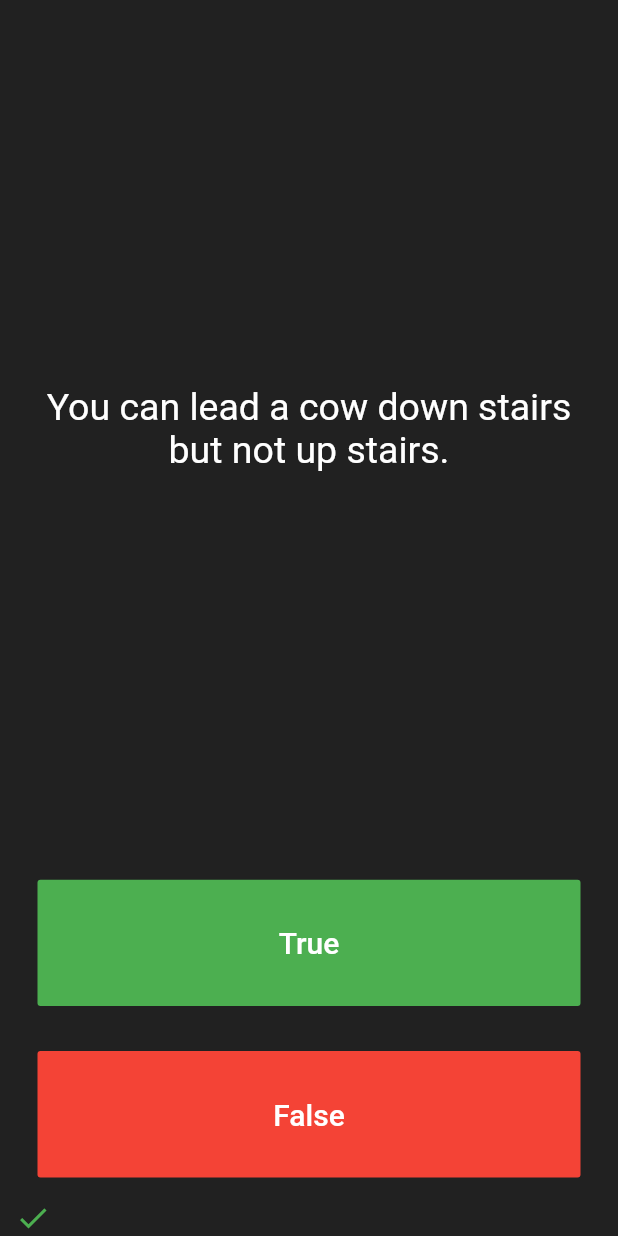
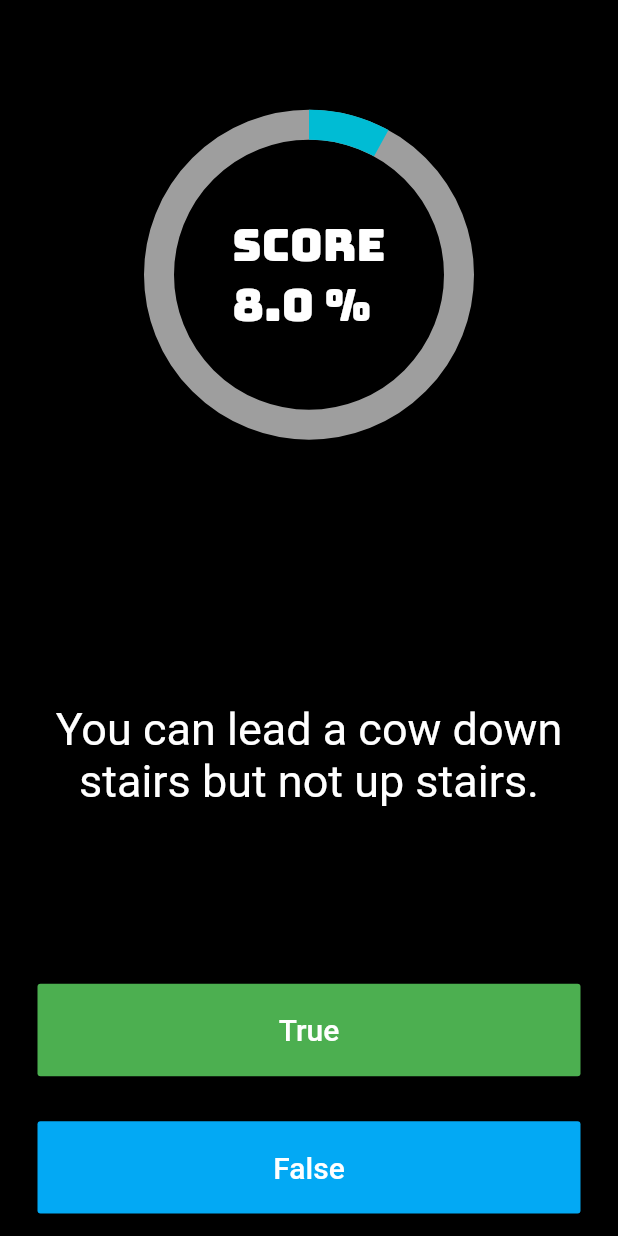
Before and after one commit to frankmaayn/flutter_projects, a Flutter app: the screen it shows after launch, after a tap on "True", on a phone screen of 412 x 824 dp. Run offline on Flutter 3.47's test engine with Material 2 defaults, Android fonts, the phone set to English and light mode, and no system bars; drawn by our look-alikes of percent_indicator; our stand-ins replace audioplayers, google_fonts, rflutter_alert; Roboto replaces fonts that are missing (Sansita).

Commit message:
Quizzler project finished

```diff
--- a/quizzler/lib/main.dart
+++ b/quizzler/lib/main.dart
@@ -1,4 +1,6 @@
 import 'package:flutter/material.dart';
+import 'package:google_fonts/google_fonts.dart';
+import 'package:percent_indicator/circular_percent_indicator.dart';
 import 'package:quizzler/quiz_brain.dart';
 import 'package:rflutter_alert/rflutter_alert.dart';
 
@@ -10,7 +12,7 @@ class Quizzler extends StatelessWidget {
   Widget build(BuildContext context) {
     return MaterialApp(
       home: Scaffold(
-        backgroundColor: Colors.grey.shade900,
+        backgroundColor: Colors.black,
         body: SafeArea(
           child: Padding(
             padding: EdgeInsets.symmetric(horizontal: 10.0),
@@ -28,29 +30,37 @@ class QuizPage extends StatefulWidget {
 }
 
 class _QuizPageState extends State<QuizPage> {
-  List<Icon> ScoreKeeper = [];
-
   void checkAnswer(bool checkUserAnswer) {
-    if (quizBrain.getQuestionState() == true) {
+    if (quizBrain.getQuestionState() == true &&
+        quizBrain.getQuizEndStatus() != true) {
       bool check = quizBrain.getQuestionAnswer();
 
       if (check == checkUserAnswer) {
-        ScoreKeeper.add(Icon(
-          Icons.check,
-          color: Colors.green,
-        ));
+        quizBrain.addPoint();
       } else {
-        ScoreKeeper.add(Icon(
-          Icons.close,
-          color: Colors.red,
-        ));
+        // do nothing
       }
       setState(() {
-        quizBrain.nextQuestion();
+        if (quizBrain.getQuestionNumber() < quizBrain.getQuestionLength() - 1) {
+          quizBrain.nextQuestion();
+        } else {
+          Alert(
+                  context: context,
+                  title: "Quiz is finished!",
+                  desc: "You scored: ${quizBrain.getScore() * 100}%")
+              .show();
+          quizBrain.quizEnd();
+        }
       });
     } else {
-      Alert(context: context, title: "RFLUTTER", desc: "Flutter is awesome.")
-          .show();
+      setState(() {
+        Alert(
+                context: context,
+                title: "Quiz has ended",
+                desc: "App will reset the score")
+            .show();
+        quizBrain.reset();
+      });
     }
   }
 
@@ -61,21 +71,39 @@ class _QuizPageState extends State<QuizPage> {
       crossAxisAlignment: CrossAxisAlignment.stretch,
       children: <Widget>[
         Expanded(
-          flex: 5,
+          flex: 4,
+          child: CircularPercentIndicator(
+            progressColor: Colors.cyan,
+            backgroundColor: Colors.grey,
+            lineWidth: 20,
+            percent: quizBrain.getScore(),
+            radius: 220,
+            animation: true,
+            animateFromLastPercent: true,
+            center: Text(
+              'Score\n${quizBrain.getScore() * 100} %',
+              style: GoogleFonts.bungee(
+                fontSize: 30,
+                color: Colors.white,
+              ),
+            ),
+          ),
+        ),
+        //question section
+        Expanded(
+          flex: 3,
           child: Padding(
             padding: EdgeInsets.all(10.0),
             child: Center(
               child: Text(
                 quizBrain.getQuestionText(),
                 textAlign: TextAlign.center,
-                style: TextStyle(
-                  fontSize: 25.0,
-                  color: Colors.white,
-                ),
+                style: GoogleFonts.sansita(fontSize: 30, color: Colors.white),
               ),
             ),
           ),
         ),
+        //true section
         Expanded(
           child: Padding(
             padding: EdgeInsets.all(15.0),
@@ -95,11 +123,12 @@ class _QuizPageState extends State<QuizPage> {
             ),
           ),
         ),
+        //false section
         Expanded(
           child: Padding(
             padding: EdgeInsets.all(15.0),
             child: FlatButton(
-              color: Colors.red,
+              color: Colors.lightBlue,
               child: Text(
                 'False',
                 style: TextStyle(
@@ -113,16 +142,8 @@ class _QuizPageState extends State<QuizPage> {
             ),
           ),
         ),
-        Row(
-          children: ScoreKeeper,
-        ),
+        //result section
       ],
     );
   }
 }
-
-/*
-question1: 'You can lead a cow down stairs but not up stairs.', false,
-question2: 'Approximately one quarter of human bones are in the feet.', true,
-question3: 'A slug\'s blood is green.', true,
-*/
--- a/quizzler/lib/quiz_brain.dart
+++ b/quizzler/lib/quiz_brain.dart
@@ -2,6 +2,8 @@ import 'question.dart';
 
 class QuizBrain {
   int _questionNumber = 0;
+  int _scoreCheck = 0;
+  bool _quizEnd = false;
   List<Question> _questionBank = [
     Question('Some cats are actually allergic to humans', true),
     Question('You can lead a cow down stairs but not up stairs.', false),
@@ -31,7 +33,7 @@ class QuizBrain {
   ];
 
   void nextQuestion() {
-    if (_questionNumber < _questionBank.length - 1) {
+    if (_questionNumber < _questionBank.length) {
       _questionNumber++;
     }
   }
@@ -53,10 +55,33 @@ class QuizBrain {
   }
 
   bool getQuestionState() {
-    if (_questionNumber < _questionBank.length - 1) {
+    if (_questionNumber < _questionBank.length) {
       return true;
     } else {
       return false;
     }
   }
+
+  void addPoint() {
+    _scoreCheck++;
+  }
+
+  double getScore() {
+    return double.parse(
+        ((_scoreCheck / (_questionBank.length))).toStringAsFixed(2));
+  }
+
+  void reset() {
+    _questionNumber = 0;
+    _scoreCheck = 0;
+    _quizEnd = false;
+  }
+
+  void quizEnd() {
+    _quizEnd = true;
+  }
+
+  bool getQuizEndStatus() {
+    return _quizEnd;
+  }
 }
--- a/quizzler/pubspec.yaml
+++ b/quizzler/pubspec.yaml
@@ -21,6 +21,7 @@ dependencies:
   cupertino_icons: ^0.1.2
   rflutter_alert: ^1.1.0
   percent_indicator: ^2.1.8
+  google_fonts: ^1.1.1
 
 dev_dependencies:
   flutter_test:
```
Also changed, not shown: 1 other file.
